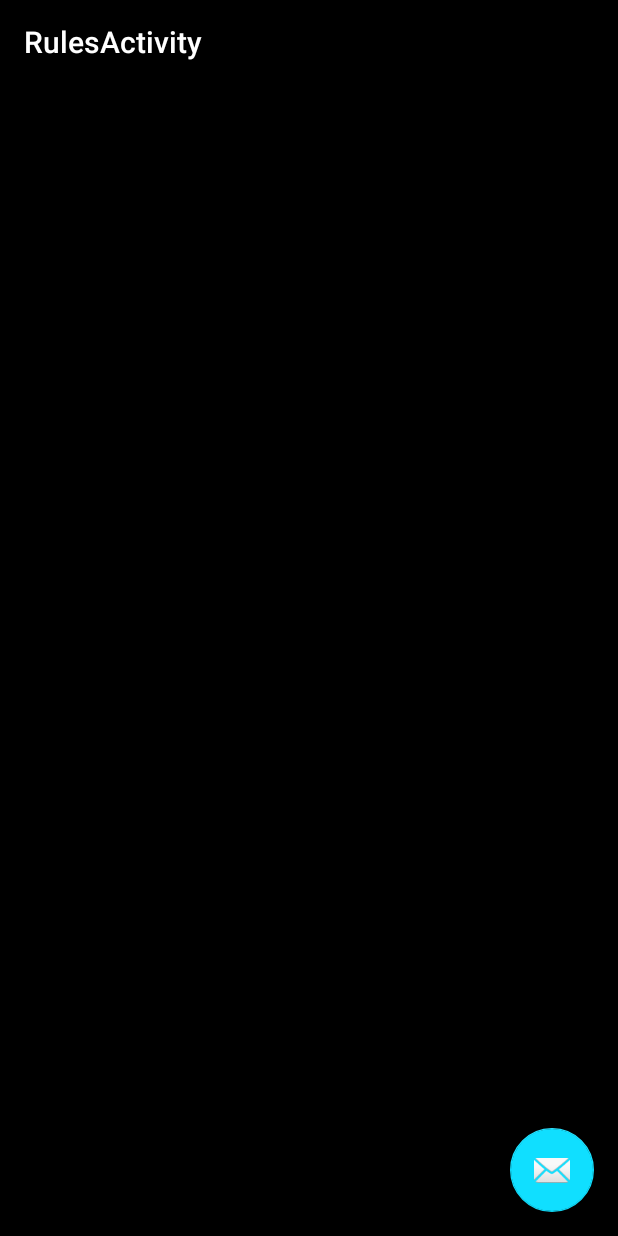
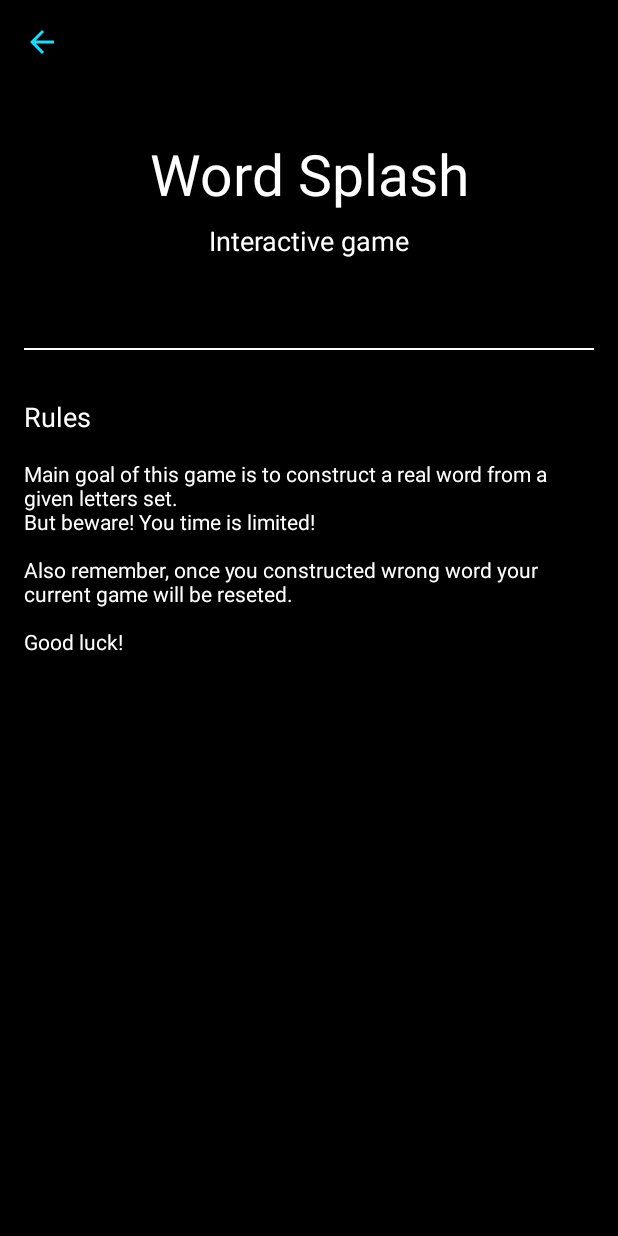
Before and after one commit to divizdev/WordSplash, an Android app: the RulesActivity screen opened directly, with no data from a screen before it, on a phone screen of 412 x 824 dp. Run offline under Robolectric (Android 15) with nearby library versions, the phone set to English and light mode, and no system bars.

Commit message:
rules screen

```diff
--- a/app/src/main/java/com/worksplash/akscorp/wordsplash/InfoActivity.java
+++ b/app/src/main/java/com/worksplash/akscorp/wordsplash/InfoActivity.java
@@ -27,7 +27,6 @@ public class InfoActivity extends AppCompatActivity {
         }
     };
 
-
     @Override
     protected void onCreate(Bundle savedInstanceState) {
         super.onCreate(savedInstanceState);
--- a/app/src/main/java/com/worksplash/akscorp/wordsplash/RulesActivity.java
+++ b/app/src/main/java/com/worksplash/akscorp/wordsplash/RulesActivity.java
@@ -5,7 +5,10 @@ import android.support.design.widget.FloatingActionButton;
 import android.support.design.widget.Snackbar;
 import android.support.v7.app.AppCompatActivity;
 import android.support.v7.widget.Toolbar;
+import android.view.MenuItem;
 import android.view.View;
+
+import java.util.Objects;
 
 public class RulesActivity extends AppCompatActivity {
 
@@ -13,9 +16,20 @@ public class RulesActivity extends AppCompatActivity {
     protected void onCreate(Bundle savedInstanceState) {
         super.onCreate(savedInstanceState);
         setContentView(R.layout.activity_rules);
-        Toolbar toolbar = (Toolbar) findViewById(R.id.toolbar);
-        setSupportActionBar(toolbar);
-
+        Toolbar toolbar = findViewById(R.id.toolbar);
+        if (toolbar != null) {
+            setSupportActionBar(toolbar);
+            toolbar.setTitle(getResources().getString(R.string.activity_about_title));
+            Objects.requireNonNull(getSupportActionBar()).setDisplayHomeAsUpEnabled(true);
+            getSupportActionBar().setDisplayShowHomeEnabled(true);
+        }
     }
-
+    @Override
+    public boolean onOptionsItemSelected(MenuItem item) {
+        if (item.getItemId() == android.R.id.home) {
+            onBackPressed();
+            finish();
+        }
+        return super.onOptionsItemSelected(item);
+    }
 }
--- a/app/src/main/res/layout/activity_rules.xml
+++ b/app/src/main/res/layout/activity_rules.xml
@@ -1,33 +1,72 @@
 <?xml version="1.0" encoding="utf-8"?>
-<android.support.design.widget.CoordinatorLayout xmlns:android="http://schemas.android.com/apk/res/android"
+<LinearLayout xmlns:android="http://schemas.android.com/apk/res/android"
     xmlns:app="http://schemas.android.com/apk/res-auto"
     xmlns:tools="http://schemas.android.com/tools"
     android:layout_width="match_parent"
     android:layout_height="match_parent"
+    android:background="@android:color/black"
+    android:orientation="vertical"
     tools:context=".RulesActivity">
 
-    <android.support.design.widget.AppBarLayout
+    <android.support.v7.widget.Toolbar
+        android:id="@+id/toolbar"
+        android:layout_width="match_parent"
+        android:layout_height="?attr/actionBarSize"
+        android:background="@color/black"
+        app:popupTheme="@style/ThemeOverlay.AppCompat.Light"
+        app:theme="@style/InfoSectionToolbar" />
+
+    <LinearLayout
+        android:layout_width="match_parent"
+        android:layout_height="160dp"
+        android:orientation="vertical"
+        android:paddingBottom="24dp"
+        android:paddingTop="24dp">
+
+        <TextView
+            android:layout_width="match_parent"
+            android:layout_height="60dp"
+            android:gravity="center_horizontal"
+            android:paddingTop="10dp"
+            android:text="@string/activity_about_app_name"
+            android:textColor="@android:color/white"
+            android:textSize="38sp" />
+
+        <TextView
+            android:layout_width="match_parent"
+            android:layout_height="wrap_content"
+            android:layout_gravity="center"
+            android:layout_marginTop="8dp"
+            android:gravity="center"
+            android:text="@string/activity_about_desribe"
+            android:textColor="@android:color/white"
+            android:textSize="18sp" />
+    </LinearLayout>
+
+    <View
+        android:layout_width="match_parent"
+        android:layout_height="@dimen/activity_about_line_height"
+        android:layout_margin="@dimen/activity_about_layout_margin"
+        android:background="@android:color/white" />
+
+    <TextView
+        android:id="@+id/rules_tv_title"
         android:layout_width="match_parent"
         android:layout_height="wrap_content"
-        android:theme="@style/AppTheme.AppBarOverlay">
+        android:paddingLeft="16dp"
+        android:paddingRight="16dp"
+        android:paddingTop="16dp"
+        android:text="@string/activity_rules_title"
+        android:textColor="@android:color/white"
+        android:textSize="18sp" />
 
-        <android.support.v7.widget.Toolbar
-            android:id="@+id/toolbar"
-            android:layout_width="match_parent"
-            android:layout_height="?attr/actionBarSize"
-            android:background="?attr/colorPrimary"
-            app:popupTheme="@style/AppTheme.PopupOverlay" />
-
-    </android.support.design.widget.AppBarLayout>
-
-    <include layout="@layout/content_rules" />
-
-    <android.support.design.widget.FloatingActionButton
-        android:id="@+id/fab"
-        android:layout_width="wrap_content"
+    <TextView
+        android:id="@+id/rules_tv_description"
+        android:layout_width="match_parent"
         android:layout_height="wrap_content"
-        android:layout_gravity="bottom|end"
-        android:layout_margin="@dimen/fab_margin"
-        app:srcCompat="@android:drawable/ic_dialog_email" />
-
-</android.support.design.widget.CoordinatorLayout>
+        android:paddingLeft="16dp"
+        android:paddingRight="16dp"
+        android:paddingTop="16dp"
+        android:text="@string/activity_rules_description"
+        android:textColor="@android:color/white" />
+</LinearLayout>
--- a/app/src/main/res/values/strings.xml
+++ b/app/src/main/res/values/strings.xml
@@ -7,8 +7,12 @@
     <string name="title_activity_about">AboutActivity</string>
     <string name="activity_about_title">About</string>
     <string name="activity_about_authors_title">Authors</string>
-    <string name="activity_about_fork">Fork us</string>
+    <string name="activity_about_fork"><a href="https://github.com/vovaksenov99/WordSplash">Fork us</a></string>
     <string name="activity_about_app_name">Word Splash</string>
     <string name="activity_about_desribe">Interactive game</string>
     <string name="activity_about_authors_list">Vladimir Aksenov\nVladimir Sorokin\nDmitry Znobischev\nOlga Ponkratova</string>
+    <string name="activity_rules_title">Rules</string>
+    <string name="activity_rules_description">
+        Main goal of this game is to construct a real word from a given letters set.\nBut beware! You time is limited!\n\nAlso remember, once you constructed wrong word your current game will be reseted.\n\nGood luck!
+    </string>
 </resources>
```
Also changed, not shown: app/src/main/java/com/worksplash/akscorp/wordsplash/AboutActivity.java (+5 -17 lines), app/src/main/res/layout/activity_about.xml (+32 -18 lines), app/src/main/res/drawable-hdpi/github_icon.png (added), app/src/main/res/drawable-mdpi/github_icon.png (added), app/src/main/res/drawable-xhdpi/github_icon.png (added), app/src/main/res/drawable-xxhdpi/github_icon.png (added), app/src/main/res/drawable-xxxhdpi/github_icon.png (added).
